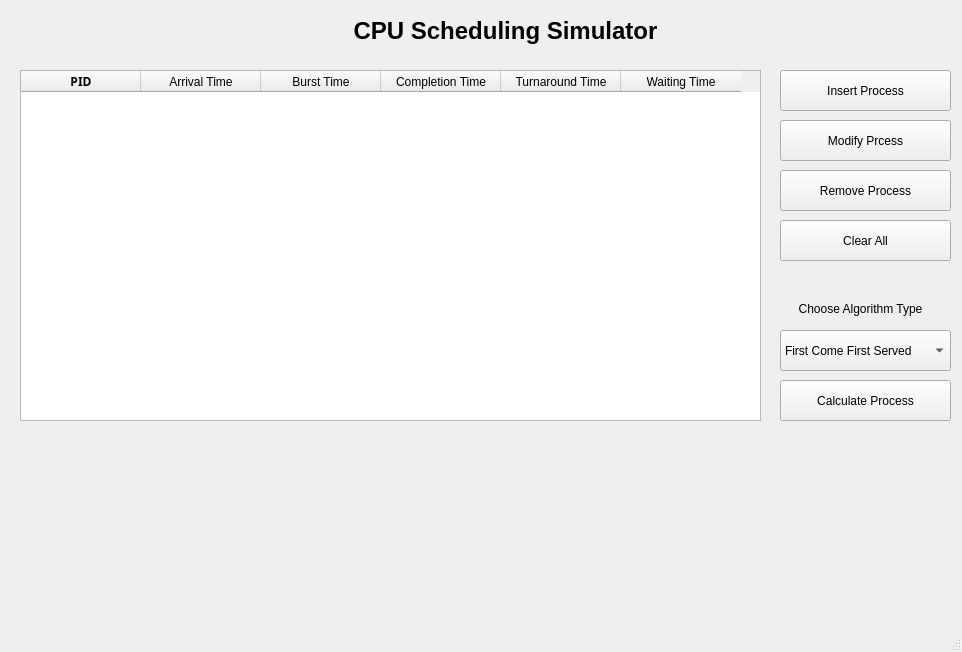
This is CPUSchedulingWindow.ui in Osama-Gamal/CPU-Scheduling-Simulator as Qt 5 draws it before an edit. The edited form follows.
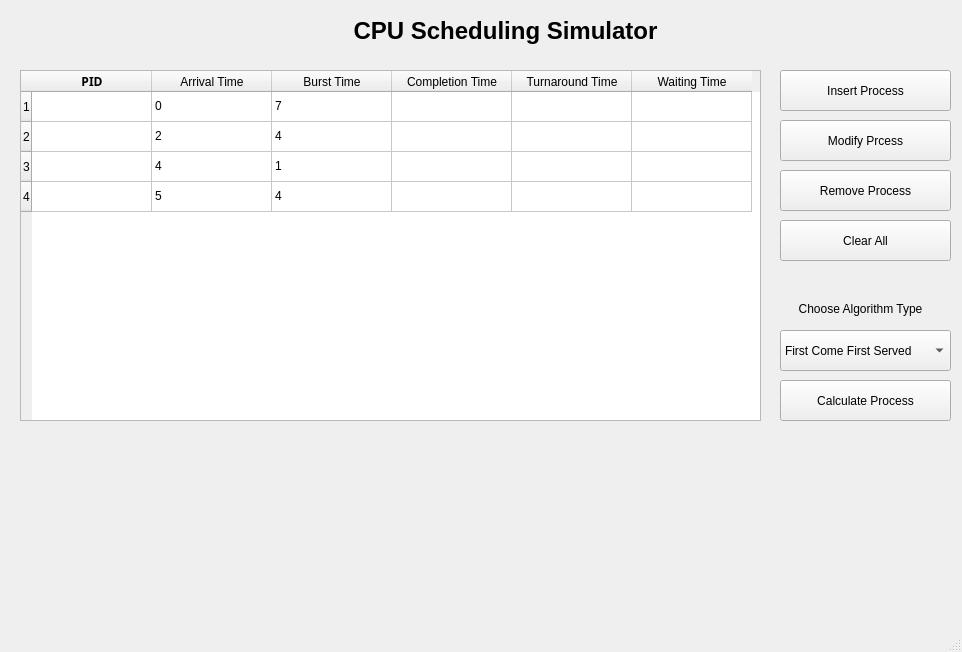
This is the edited form.

The edit to the form file:
```diff
--- a/CPUSchedulingWindow.ui
+++ b/CPUSchedulingWindow.ui
@@ -2,6 +2,9 @@
 <ui version="4.0">
  <class>MainWindow</class>
  <widget class="QMainWindow" name="MainWindow">
+  <property name="enabled">
+   <bool>true</bool>
+  </property>
   <property name="geometry">
    <rect>
     <x>0</x>
@@ -42,7 +45,7 @@
      <bool>true</bool>
     </property>
     <property name="rowCount">
-     <number>0</number>
+     <number>4</number>
     </property>
     <property name="columnCount">
      <number>6</number>
@@ -86,6 +89,10 @@
     <attribute name="verticalHeaderStretchLastSection">
      <bool>false</bool>
     </attribute>
+    <row/>
+    <row/>
+    <row/>
+    <row/>
     <column>
      <property name="text">
       <string>PID</string>
@@ -123,6 +130,51 @@
       <string>Waiting Time</string>
      </property>
     </column>
+    <item row="0" column="0">
+     <property name="text">
+      <string/>
+     </property>
+    </item>
+    <item row="0" column="1">
+     <property name="text">
+      <string>0</string>
+     </property>
+    </item>
+    <item row="0" column="2">
+     <property name="text">
+      <string>7</string>
+     </property>
+    </item>
+    <item row="1" column="1">
+     <property name="text">
+      <string>2</string>
+     </property>
+    </item>
+    <item row="1" column="2">
+     <property name="text">
+      <string>4</string>
+     </property>
+    </item>
+    <item row="2" column="1">
+     <property name="text">
+      <string>4</string>
+     </property>
+    </item>
+    <item row="2" column="2">
+     <property name="text">
+      <string>1</string>
+     </property>
+    </item>
+    <item row="3" column="1">
+     <property name="text">
+      <string>5</string>
+     </property>
+    </item>
+    <item row="3" column="2">
+     <property name="text">
+      <string>4</string>
+     </property>
+    </item>
    </widget>
    <widget class="QLabel" name="label">
     <property name="geometry">
```
Left out of the diff: 11 changed lines with no effect on the pictures.
